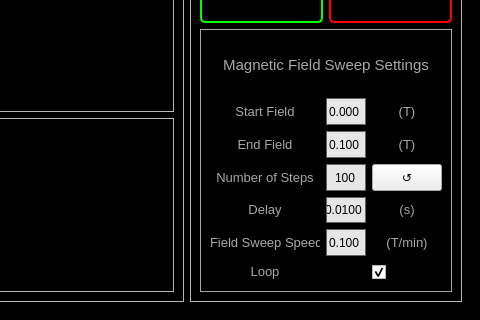
First picture: the form in Scanner GUI/SampleCharacterizer/SampleCharacterizerWindow.ui, repository afylab/nanoSQUID-Scanning-Software, before the edit; both pictures show x 732 to 1212 and y 638 to 958 of the 1212 by 958 pixel window.
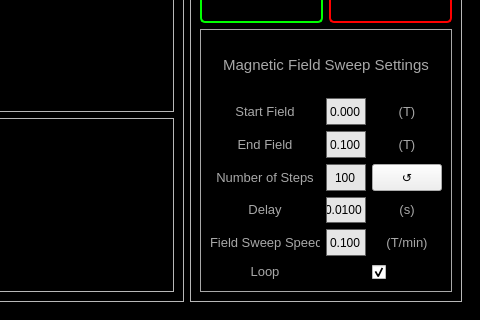
Second picture: the form after the edit. The open tabs and pages were chosen to show the change. Icons and pictures are not drawn.

Patch:
```diff
--- a/Scanner GUI/SampleCharacterizer/SampleCharacterizerWindow.ui
+++ b/Scanner GUI/SampleCharacterizer/SampleCharacterizerWindow.ui
@@ -3397,7 +3397,7 @@
                  <string>0.100</string>
                 </property>
                 <property name="alignment">
-                 <set>Qt::AlignLeading|Qt::AlignLeft|Qt::AlignVCenter</set>
+                 <set>Qt::AlignCenter</set>
                 </property>
                 <property name="placeholderText">
                  <string>0.0</string>
@@ -3448,7 +3448,7 @@
                  <string>0.100</string>
                 </property>
                 <property name="alignment">
-                 <set>Qt::AlignLeading|Qt::AlignLeft|Qt::AlignVCenter</set>
+                 <set>Qt::AlignCenter</set>
                 </property>
                 <property name="placeholderText">
                  <string>0.0</string>
@@ -3505,7 +3505,7 @@
                  <string>0.000</string>
                 </property>
                 <property name="alignment">
-                 <set>Qt::AlignLeading|Qt::AlignLeft|Qt::AlignVCenter</set>
+                 <set>Qt::AlignCenter</set>
                 </property>
                 <property name="placeholderText">
                  <string>0.0</string>
```
Left out of the diff: 6 changed lines with no effect on the pictures.
